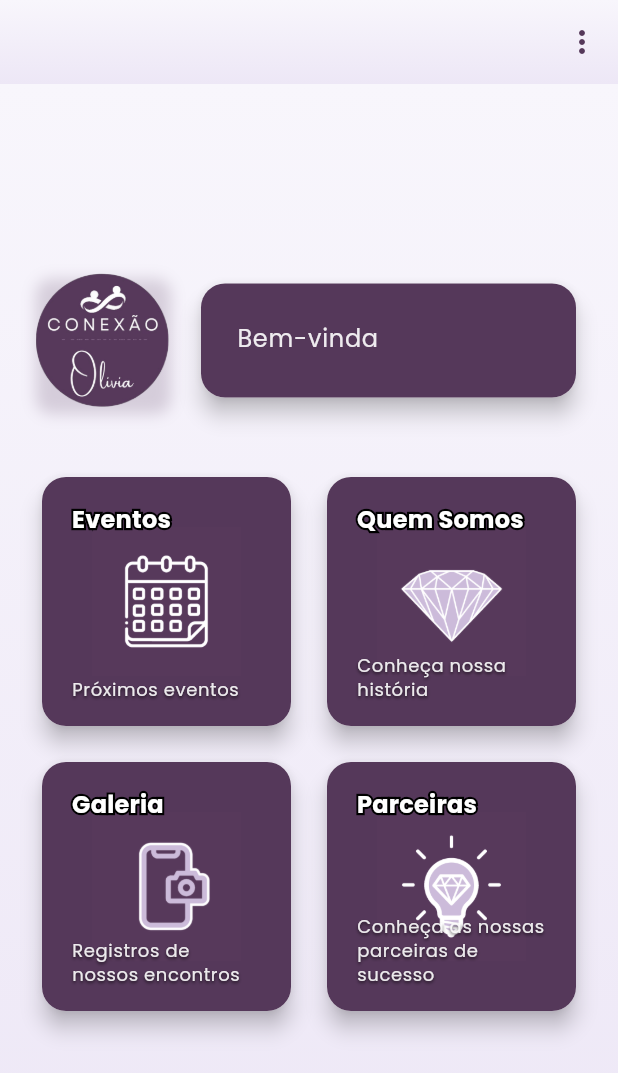
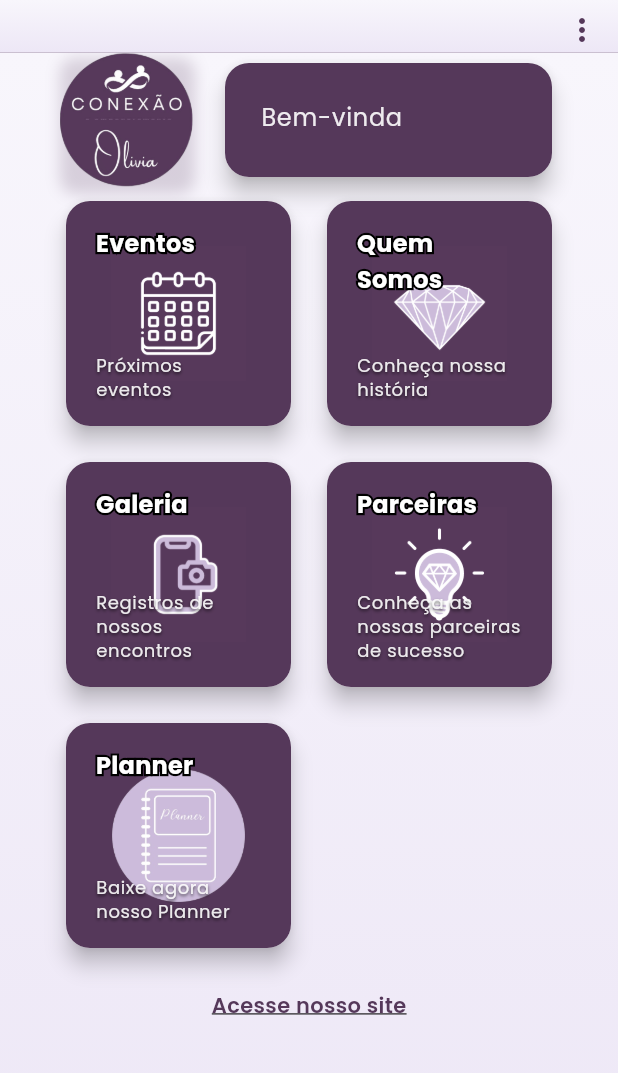
Before and after one commit to tiagoluissilvati/conexao_olivia, a Flutter app: the screen it shows after launch, on a phone screen of 412 x 824 dp. Shown: the top 1073 px of the screen. Run offline on Flutter 3.47's test engine with Material 3 defaults, Android fonts, the phone set to English and light mode, and no system bars; our stand-ins replace brasil_fields, email_validator, flutter_mobx, flutter_modular, google_fonts, image_picker and 4 more; accounts and stored records are empty; generated files the repository leaves out were written again; statements that could not run were skipped.

Commit message:
Adicionado Menu Planner

```diff
--- a/lib/modules/home/pages/home_page.dart
+++ b/lib/modules/home/pages/home_page.dart
@@ -4,6 +4,7 @@ import 'package:flutter/material.dart';
 import 'package:flutter_mobx/flutter_mobx.dart';
 import 'package:flutter_modular/flutter_modular.dart';
 import 'package:photo_view/photo_view.dart';
+import 'package:url_launcher/url_launcher.dart';
 import '../../../core/theme/app_colors.dart';
 import '../../auth/stores/auth_store.dart';
 import '../../eventos/pages/event_store.dart';
@@ -25,6 +26,10 @@ class _HomePageState extends State<HomePage> {
   Timer? _autoScrollTimer;
   int _currentPage = 0;
 
+  // URL do PDF do Google Drive
+  // Formato: https://drive.google.com/file/d/SEU_ID_AQUI/view
+  final String pdfUrl = 'https://drive.google.com/file/d/1697nbhpMO4EOxRgsfTqtChPr33Zt1-zX/view';
+                    //     https://drive.google.com/file/d/1697nbhpMO4EOxRgsfTqtChPr33Zt1-zX/view?usp=sharing
   @override
   void initState() {
     super.initState();
@@ -60,7 +65,69 @@ class _HomePageState extends State<HomePage> {
     });
   }
 
-  // Método para verificar autenticação antes de navegar
+  Future<void> _openOliviaWebsite() async {
+    try {
+      final Uri url = Uri.parse('https://oliviagrupo.com.br');
+
+      if (await canLaunchUrl(url)) {
+        await launchUrl(
+          url,
+          mode: LaunchMode.externalApplication,
+        );
+      } else {
+        if (mounted) {
+          _showSnackBar('Não foi possível abrir o site', isError: true);
+        }
+      }
+    } catch (e) {
+      if (mounted) {
+        _showSnackBar('Erro ao abrir site: ${e.toString()}', isError: true);
+      }
+    }
+  }
+  // Função para abrir o PDF usando URL Launcher
+  Future<void> _openPlannerPDF() async {
+
+    if (authStore.currentUser == null) {
+      _showAuthRequiredDialog();
+      return;
+    }
+    try {
+      final Uri url = Uri.parse(pdfUrl);
+
+      if (await canLaunchUrl(url)) {
+        await launchUrl(
+          url,
+          mode: LaunchMode.externalApplication,
+        );
+      } else {
+        if (mounted) {
+          _showSnackBar('Não foi possível abrir o PDF', isError: true);
+        }
+      }
+    } catch (e) {
+      if (mounted) {
+        _showSnackBar('Erro ao abrir PDF: ${e.toString()}', isError: true);
+      }
+    }
+  }
+
+  void _showSnackBar(String message, {bool isError = false}) {
+    if (!mounted) return;
+
+    ScaffoldMessenger.of(context).showSnackBar(
+      SnackBar(
+        content: Text(message),
+        backgroundColor: isError ? AppColors.error : AppColors.primary,
+        duration: Duration(seconds: isError ? 4 : 2),
+        behavior: SnackBarBehavior.floating,
+        shape: RoundedRectangleBorder(
+          borderRadius: BorderRadius.circular(10),
+        ),
+      ),
+    );
+  }
+
   void _navigateWithAuth(String route) {
     if (authStore.currentUser == null) {
       _showAuthRequiredDialog();
@@ -69,7 +136,6 @@ class _HomePageState extends State<HomePage> {
     }
   }
 
-  // Diálogo de conteúdo exclusivo
   void _showAuthRequiredDialog() {
     showDialog(
       context: context,
@@ -141,11 +207,12 @@ class _HomePageState extends State<HomePage> {
       ),
     );
   }
-
   @override
   Widget build(BuildContext context) {
     return Scaffold(
-      appBar: AppBar(
+      appBar: PreferredSize(
+        preferredSize: const Size.fromHeight(35),
+        child: AppBar(
           backgroundColor: AppColors.primary,
           elevation: 0,
           flexibleSpace: Container(
@@ -153,6 +220,7 @@ class _HomePageState extends State<HomePage> {
               gradient: AppColors.backgroundGradient,
             ),
           ),
+
           centerTitle: true,
           title: const Text(""),
           actions: [
@@ -163,11 +231,9 @@ class _HomePageState extends State<HomePage> {
               ),
               onSelected: (value) {
                 if (value == 'profile') {
-                 if (authStore.currentUser == null ) {
-
+                  if (authStore.currentUser == null) {
                     Modular.to.pushReplacementNamed('/auth/login');
                   } else {
-
                     _handleProfileNavigation();
                   }
                 } else if (value == 'logout') {
@@ -183,10 +249,12 @@ class _HomePageState extends State<HomePage> {
                         profileStore.isAdmin ? Icons.people : Icons.person,
                         color: AppColors.primary,
                       ),
-                    title: authStore.currentUser == null ? Text(
+                      title: authStore.currentUser == null
+                          ? Text(
                         'Login',
                         style: const TextStyle(color: AppColors.primary),
-                    ) : Text(
+                      )
+                          : Text(
                         profileStore.isAdmin ? 'Usuários' : 'Perfil',
                         style: const TextStyle(color: AppColors.primary),
                       ),
@@ -206,6 +274,7 @@ class _HomePageState extends State<HomePage> {
             ),
           ],
         ),
+      ),
       body: Container(
         decoration: const BoxDecoration(
           gradient: AppColors.backgroundGradient,
@@ -213,16 +282,17 @@ class _HomePageState extends State<HomePage> {
         child: SafeArea(
           child: Center(
             child: ConstrainedBox(
-              constraints: const BoxConstraints(maxWidth: 600),
-              child: SingleChildScrollView(
+              constraints: const BoxConstraints(maxWidth: 380),
               child: Column(
                 children: [
-                    // Logo e Welcome Card
+                  // CONTEÚDO FIXO (SEM SCROLL)
+                  Column(
+                    children: [
+                      // Header com logo e boas-vindas
                       Padding(
                         padding: const EdgeInsets.symmetric(horizontal: 24),
                         child: Row(
                           children: [
-                          // Logo
                             Container(
                               width: 90,
                               height: 90,
@@ -257,10 +327,7 @@ class _HomePageState extends State<HomePage> {
                                 ),
                               ),
                             ),
-
                             const SizedBox(width: 16),
-
-                          // Welcome Card
                             Expanded(
                               child: Card(
                                 elevation: 6,
@@ -284,8 +351,8 @@ class _HomePageState extends State<HomePage> {
                                           ),
                                         ),
                                         const SizedBox(height: 4),
-                                      authStore.currentUser != null ?
-                                      Text(
+                                        authStore.currentUser != null
+                                            ? Text(
                                           authStore.currentUser?.name ?? 'Usuário',
                                           style: Theme.of(context)
                                               .textTheme
@@ -294,7 +361,8 @@ class _HomePageState extends State<HomePage> {
                                             color: AppColors.white,
                                             fontWeight: FontWeight.bold,
                                           ),
-                                      ) : const SizedBox(),
+                                        )
+                                            : const SizedBox(),
                                       ],
                                     ),
                                   ),
@@ -305,14 +373,15 @@ class _HomePageState extends State<HomePage> {
                         ),
                       ),
 
-                    // NOVO: Banner do Evento em Destaque
+                      // Banner destaque
                       Observer(
                         builder: (_) {
                           if (eventStore.isLoading) {
                             return const Padding(
                               padding: EdgeInsets.symmetric(horizontal: 24),
                               child: Center(
-                              child: CircularProgressIndicator(color: AppColors.primary),
+                                child: CircularProgressIndicator(
+                                    color: AppColors.primary),
                               ),
                             );
                           }
@@ -327,9 +396,9 @@ class _HomePageState extends State<HomePage> {
                         },
                       ),
 
-                    const SizedBox(height: 10),
+                      const SizedBox(height: 5),
 
-                    // NOVO: Carrossel de Próximos Eventos
+                      // Carrossel de eventos
                       Observer(
                         builder: (_) {
                           final upcomingEvents = _getUpcomingEvents();
@@ -340,9 +409,15 @@ class _HomePageState extends State<HomePage> {
                         },
                       ),
 
-                    const SizedBox(height: 32),
+                    ],
+                  ),
 
-                    // Cards de Ação
+                  // CONTEÚDO ROLÁVEL
+                  Expanded(
+                    child: SingleChildScrollView(
+                      child: Column(
+                        children: [
+                          // GridView de ações
                           Padding(
                             padding: const EdgeInsets.symmetric(horizontal: 24),
                             child: GridView.count(
@@ -384,13 +459,41 @@ class _HomePageState extends State<HomePage> {
                                     Modular.to.pushNamed('/partners');
                                   },
                                 ),
+                                _buildActionCard(
+                                  context,
+                                  backgroundImage: 'assets/images/planner.png',
+                                  title: 'Planner',
+                                  subtitle: 'Baixe agora nosso Planner',
+                                  onTap: _openPlannerPDF,
+                                ),
                               ],
                             ),
                           ),
 
-                    const SizedBox(height: 20),
+                          const SizedBox(height: 24),
+
+                          // Link para o site
+                          GestureDetector(
+                            onTap: _openOliviaWebsite,
+                            child: Padding(
+                              padding: const EdgeInsets.symmetric(horizontal: 24),
+                              child: Text(
+                                "Acesse nosso site",
+                                style: Theme.of(context).textTheme.bodyMedium?.copyWith(
+                                  color: AppColors.primary,
+                                  decoration: TextDecoration.underline,
+                                  fontWeight: FontWeight.w600,
+                                ),
+                              ),
+                            ),
+                          ),
+
+                          const SizedBox(height: 32),
                         ],
                       ),
+                    ),
+                  ),
+                ],
               ),
             ),
           ),
@@ -399,27 +502,22 @@ class _HomePageState extends State<HomePage> {
     );
   }
 
-  // Navegação para Perfil ou Lista de Usuários
   void _handleProfileNavigation() async {
     if (profileStore.isAdmin) {
-      // Admin vai para lista de usuários
       Modular.to.pushNamed('/profiles/');
     } else {
-      // Usuário comum vai para edição do próprio perfil
       if (profileStore.currentUserProfile != null) {
         final formStore = Modular.get<ProfileFormStore>();
         formStore.initializeWithProfile(
           profileStore.currentUserProfile!,
-          false, // não é admin
+          false,
         );
         await Modular.to.pushNamed('/profiles/form');
-        // Recarregar perfil após edição
         await profileStore.loadProfiles();
       }
     }
   }
 
-  // NOVO: Widget do Banner em Destaque
   Widget _buildFeaturedEventBanner(Event event) {
     return Padding(
       padding: const EdgeInsets.symmetric(horizontal: 24),
@@ -490,7 +588,6 @@ class _HomePageState extends State<HomePage> {
                         ),
                       ),
                     ),
-                    // Overlay com informações
                     Positioned(
                       bottom: 0,
                       left: 0,
@@ -548,7 +645,6 @@ class _HomePageState extends State<HomePage> {
                         ),
                       ),
                     ),
-                    // Ícone de zoom
                     Positioned(
                       top: 12,
                       right: 12,
@@ -571,7 +667,6 @@ class _HomePageState extends State<HomePage> {
     );
   }
 
-  // NOVO: Carrossel de Eventos
   Widget _buildEventsCarousel(List<Event> events) {
     return Column(
       crossAxisAlignment: CrossAxisAlignment.start,
@@ -708,7 +803,7 @@ class _HomePageState extends State<HomePage> {
                       ),
                       const SizedBox(height: 4),
                       Text(
-                        '${event.eventDate.day}/${event.eventDate.month}',
+                        '${event.eventDate.day}/${event.eventDate.month.toString().padLeft(2,"0")}',
                         style:
                         const TextStyle(color: Colors.white70, fontSize: 12),
                       ),
--- a/pubspec.yaml
+++ b/pubspec.yaml
@@ -35,6 +35,12 @@ dependencies:
   cpf_cnpj_validator: ^2.0.0
   url_launcher: ^6.2.1
   package_info_plus: ^9.0.0
+
+  # HTTP e File Management
+  http: ^1.1.0
+  path_provider: ^2.1.1
+  open_file: ^3.3.2
+  permission_handler: ^11.0.1
 
   flutter_staggered_grid_view: ^0.7.0
 
```
Also changed, not shown: lib/modules/eventos/pages/agenda_page.dart (+7 -4 lines), assets/images/planner.png (added), 1 other file. Lines whose indentation alone changed are shown as unchanged.
